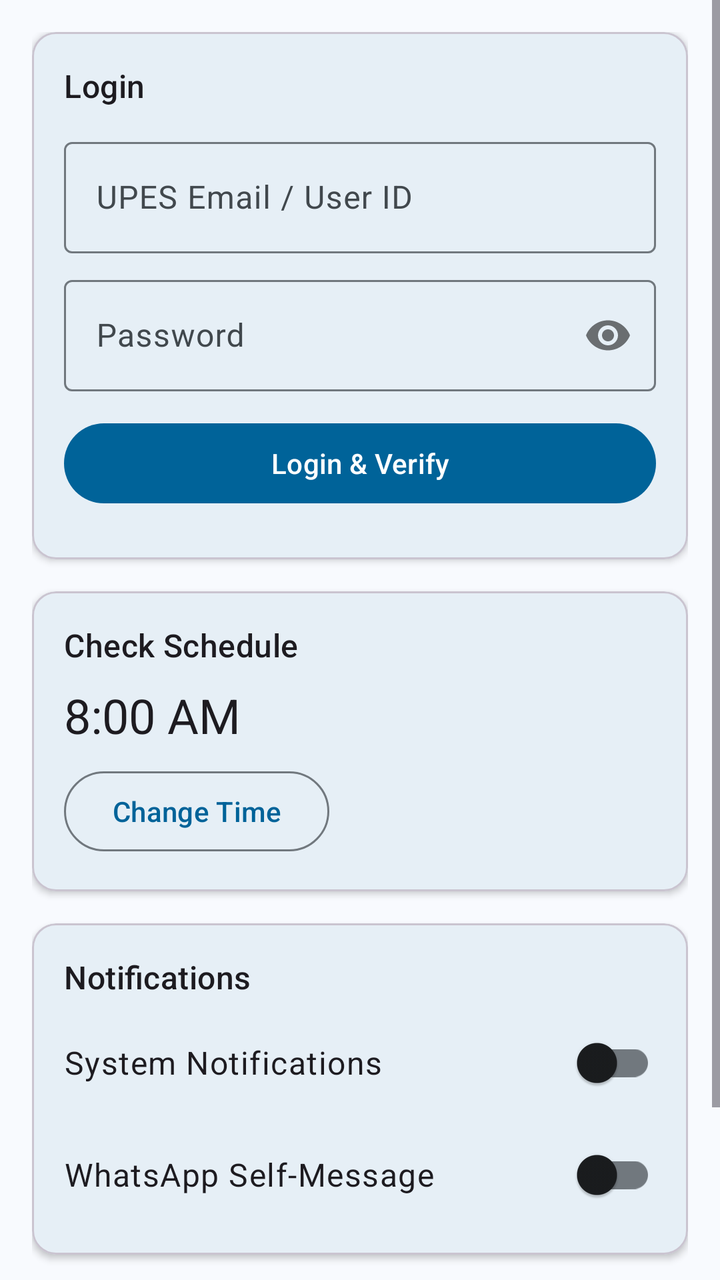
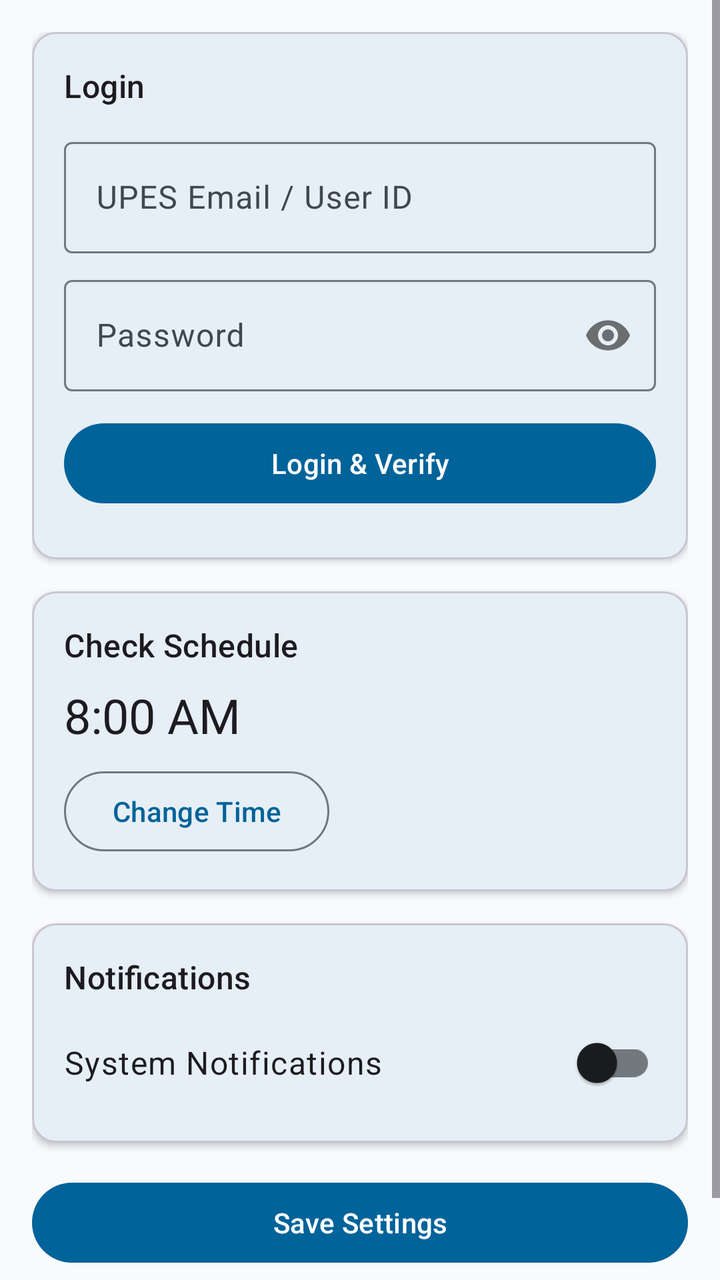

Two renders of the same Android screen: before a commit and after it. Below are the layout's source before the change and the commit's diff.
<!-- AndroidManifest.xml: application theme Theme.TimetableTracker -->
<!-- res/layout/fragment_settings.xml -->
<?xml version="1.0" encoding="utf-8"?>
<ScrollView
    xmlns:android="http://schemas.android.com/apk/res/android"
    xmlns:app="http://schemas.android.com/apk/res-auto"
    android:layout_width="match_parent"
    android:layout_height="match_parent"
    android:fillViewport="true">

    <LinearLayout
        android:layout_width="match_parent"
        android:layout_height="wrap_content"
        android:orientation="vertical"
        android:padding="16dp">

        
        <com.google.android.material.card.MaterialCardView
            android:layout_width="match_parent"
            android:layout_height="wrap_content"
            android:layout_marginBottom="16dp"
            app:cardCornerRadius="12dp"
            app:cardElevation="2dp">

            <LinearLayout
                android:layout_width="match_parent"
                android:layout_height="wrap_content"
                android:orientation="vertical"
                android:padding="16dp">

                <TextView
                    android:layout_width="match_parent"
                    android:layout_height="wrap_content"
                    android:text="@string/login_section"
                    android:textAppearance="?attr/textAppearanceTitleMedium"
                    android:layout_marginBottom="12dp" />

                <com.google.android.material.textfield.TextInputLayout
                    android:layout_width="match_parent"
                    android:layout_height="wrap_content"
                    android:hint="@string/hint_email"
                    android:layout_marginBottom="8dp"
                    style="@style/Widget.Material3.TextInputLayout.OutlinedBox">

                    <com.google.android.material.textfield.TextInputEditText
                        android:id="@+id/et_email"
                        android:layout_width="match_parent"
                        android:layout_height="wrap_content"
                        android:inputType="textEmailAddress"
                        android:imeOptions="actionNext" />
                </com.google.android.material.textfield.TextInputLayout>

                <com.google.android.material.textfield.TextInputLayout
                    android:layout_width="match_parent"
                    android:layout_height="wrap_content"
                    android:hint="@string/hint_password"
                    android:layout_marginBottom="12dp"
                    app:passwordToggleEnabled="true"
                    style="@style/Widget.Material3.TextInputLayout.OutlinedBox">

                    <com.google.android.material.textfield.TextInputEditText
                        android:id="@+id/et_password"
                        android:layout_width="match_parent"
                        android:layout_height="wrap_content"
                        android:inputType="textPassword"
                        android:imeOptions="actionDone" />
                </com.google.android.material.textfield.TextInputLayout>

                <com.google.android.material.button.MaterialButton
                    android:id="@+id/btn_login"
                    android:layout_width="match_parent"
                    android:layout_height="wrap_content"
                    android:text="@string/btn_login"
                    android:layout_marginBottom="8dp" />

                <TextView
                    android:id="@+id/tv_login_status"
                    android:layout_width="match_parent"
                    android:layout_height="wrap_content"
                    android:text=""
                    android:visibility="gone"
                    android:textAppearance="?attr/textAppearanceBodySmall" />

            </LinearLayout>
        </com.google.android.material.card.MaterialCardView>

        
        <com.google.android.material.card.MaterialCardView
            android:layout_width="match_parent"
            android:layout_height="wrap_content"
            android:layout_marginBottom="16dp"
            app:cardCornerRadius="12dp"
            app:cardElevation="2dp">

            <LinearLayout
                android:layout_width="match_parent"
                android:layout_height="wrap_content"
                android:orientation="vertical"
                android:padding="16dp">

                <TextView
                    android:layout_width="match_parent"
                    android:layout_height="wrap_content"
                    android:text="@string/check_schedule"
                    android:textAppearance="?attr/textAppearanceTitleMedium"
                    android:layout_marginBottom="8dp" />

                <TextView
                    android:id="@+id/tv_selected_time"
                    android:layout_width="match_parent"
                    android:layout_height="wrap_content"
                    android:text="8:00 AM"
                    android:textAppearance="?attr/textAppearanceHeadlineSmall"
                    android:layout_marginBottom="8dp" />

                <com.google.android.material.button.MaterialButton
                    android:id="@+id/btn_pick_time"
                    android:layout_width="wrap_content"
                    android:layout_height="wrap_content"
                    android:text="@string/btn_change_time"
                    style="@style/Widget.Material3.Button.OutlinedButton" />

            </LinearLayout>
        </com.google.android.material.card.MaterialCardView>

        
        <com.google.android.material.card.MaterialCardView
            android:layout_width="match_parent"
            android:layout_height="wrap_content"
            android:layout_marginBottom="16dp"
            app:cardCornerRadius="12dp"
            app:cardElevation="2dp">

            <LinearLayout
                android:layout_width="match_parent"
                android:layout_height="wrap_content"
                android:orientation="vertical"
                android:padding="16dp">

                <TextView
                    android:layout_width="match_parent"
                    android:layout_height="wrap_content"
                    android:text="@string/notifications_section"
                    android:textAppearance="?attr/textAppearanceTitleMedium"
                    android:layout_marginBottom="8dp" />

                <LinearLayout
                    android:layout_width="match_parent"
                    android:layout_height="wrap_content"
                    android:orientation="horizontal"
                    android:gravity="center_vertical"
                    android:layout_marginBottom="8dp">

                    <TextView
                        android:layout_width="0dp"
                        android:layout_height="wrap_content"
                        android:layout_weight="1"
                        android:text="@string/enable_notifications"
                        android:textAppearance="?attr/textAppearanceBodyLarge" />

                    <com.google.android.material.switchmaterial.SwitchMaterial
                        android:id="@+id/switch_notifications"
                        android:layout_width="wrap_content"
                        android:layout_height="wrap_content" />
                </LinearLayout>

                <LinearLayout
                    android:layout_width="match_parent"
                    android:layout_height="wrap_content"
                    android:orientation="horizontal"
                    android:gravity="center_vertical">

                    <TextView
                        android:layout_width="0dp"
                        android:layout_height="wrap_content"
                        android:layout_weight="1"
                        android:text="@string/enable_whatsapp"
                        android:textAppearance="?attr/textAppearanceBodyLarge" />

                    <com.google.android.material.switchmaterial.SwitchMaterial
                        android:id="@+id/switch_whatsapp"
                        android:layout_width="wrap_content"
                        android:layout_height="wrap_content" />
                </LinearLayout>

            </LinearLayout>
        </com.google.android.material.card.MaterialCardView>

        
        <com.google.android.material.button.MaterialButton
            android:id="@+id/btn_save"
            android:layout_width="match_parent"
            android:layout_height="wrap_content"
            android:text="@string/btn_save_settings"
            android:layout_marginBottom="16dp" />

        
        <TextView
            android:id="@+id/tv_app_version"
            android:layout_width="match_parent"
            android:layout_height="wrap_content"
            android:text="Version 1.0"
            android:textAppearance="?attr/textAppearanceBodySmall"
            android:textColor="?attr/colorOnSurfaceVariant"
            android:gravity="center" />

    </LinearLayout>
</ScrollView>
<!-- resources referenced by this layout -->
<resources>
  <string name="btn_change_time">Change Time</string>
  <string name="btn_login">Login &amp; Verify</string>
  <string name="btn_save_settings">Save Settings</string>
  <string name="check_schedule">Check Schedule</string>
  <string name="enable_notifications">System Notifications</string>
  <string name="enable_whatsapp">WhatsApp Self-Message</string>
  <string name="hint_email">UPES Email / User ID</string>
  <string name="hint_password">Password</string>
  <string name="login_section">Login</string>
  <string name="notifications_section">Notifications</string>
  <style name="Theme.TimetableTracker" parent="Theme.Material3.DayNight.NoActionBar">
          
          <item name="colorPrimary">@color/primary</item>
          <item name="colorOnPrimary">@color/on_primary</item>
          <item name="colorPrimaryContainer">@color/primary_container</item>
          <item name="colorOnPrimaryContainer">@color/on_primary_container</item>
  
          
          <item name="colorSecondary">@color/secondary</item>
          <item name="colorOnSecondary">@color/on_secondary</item>
          <item name="colorSecondaryContainer">@color/secondary_container</item>
  
          
          <item name="colorSurface">@color/surface</item>
          <item name="colorOnSurface">@color/on_surface</item>
          <item name="colorSurfaceVariant">@color/surface_variant</item>
          <item name="colorOnSurfaceVariant">@color/on_surface_variant</item>
  
          
          <item name="android:colorBackground">@color/background</item>
          <item name="colorOnBackground">@color/on_background</item>
  
          
          <item name="colorError">@color/error</item>
          <item name="colorOnError">@color/on_error</item>
          <item name="colorErrorContainer">@color/error_container</item>
          <item name="colorOnErrorContainer">@color/on_error_container</item>
  
          
          <item name="colorOutline">@color/outline</item>
  
          
          <item name="android:statusBarColor">@android:color/transparent</item>
          <item name="android:navigationBarColor">@android:color/transparent</item>
      </style>
  <color name="primary">#006399</color>
  <color name="on_primary">#FFFFFF</color>
  <color name="primary_container">#CCE5FF</color>
  <color name="on_primary_container">#001E30</color>
  <color name="secondary">#50606E</color>
  <color name="on_secondary">#FFFFFF</color>
  <color name="secondary_container">#D3E4F5</color>
  <color name="surface">#F8FAFE</color>
  <color name="on_surface">#1A1C1E</color>
  <color name="surface_variant">#DDE3EA</color>
  <color name="on_surface_variant">#41484D</color>
  <color name="background">#F8FAFE</color>
  <color name="on_background">#1A1C1E</color>
  <color name="error">#BA1A1A</color>
  <color name="on_error">#FFFFFF</color>
  <color name="error_container">#FFDAD6</color>
  <color name="on_error_container">#410002</color>
  <color name="outline">#71787E</color>
</resources>

<!-- the commit's change to res/layout/fragment_settings.xml (unified diff, before → after) -->
@@ -146,8 +146,7 @@
                     android:layout_width="match_parent"
                     android:layout_height="wrap_content"
                     android:orientation="horizontal"
-                    android:gravity="center_vertical"
-                    android:layout_marginBottom="8dp">
+                    android:gravity="center_vertical">
 
                     <TextView
                         android:layout_width="0dp"
@@ -158,25 +157,6 @@
 
                     <com.google.android.material.switchmaterial.SwitchMaterial
                         android:id="@+id/switch_notifications"
-                        android:layout_width="wrap_content"
-                        android:layout_height="wrap_content" />
-                </LinearLayout>
-
-                <LinearLayout
-                    android:layout_width="match_parent"
-                    android:layout_height="wrap_content"
-                    android:orientation="horizontal"
-                    android:gravity="center_vertical">
-
-                    <TextView
-                        android:layout_width="0dp"
-                        android:layout_height="wrap_content"
-                        android:layout_weight="1"
-                        android:text="@string/enable_whatsapp"
-                        android:textAppearance="?attr/textAppearanceBodyLarge" />
-
-                    <com.google.android.material.switchmaterial.SwitchMaterial
-                        android:id="@+id/switch_whatsapp"
                         android:layout_width="wrap_content"
                         android:layout_height="wrap_content" />
                 </LinearLayout>
<!-- resource entries referenced after the edit -->
@@ -5,7 +5,6 @@
   <string name="btn_save_settings">Save Settings</string>
   <string name="check_schedule">Check Schedule</string>
   <string name="enable_notifications">System Notifications</string>
-  <string name="enable_whatsapp">WhatsApp Self-Message</string>
   <string name="hint_email">UPES Email / User ID</string>
   <string name="hint_password">Password</string>
   <string name="login_section">Login</string>
